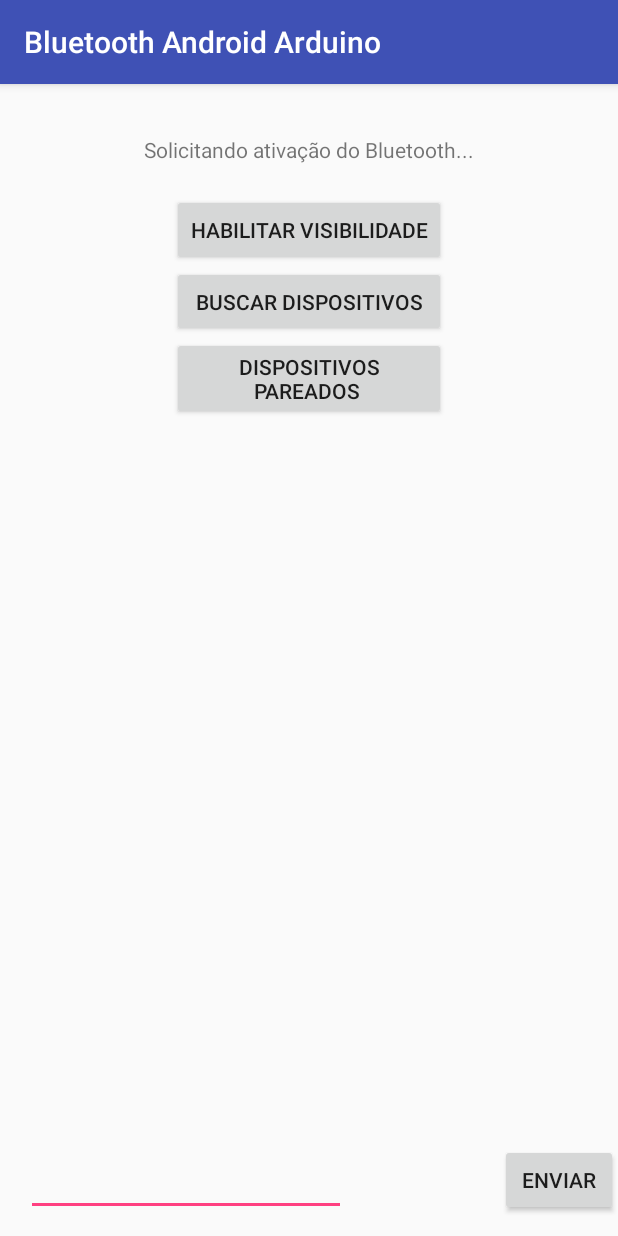
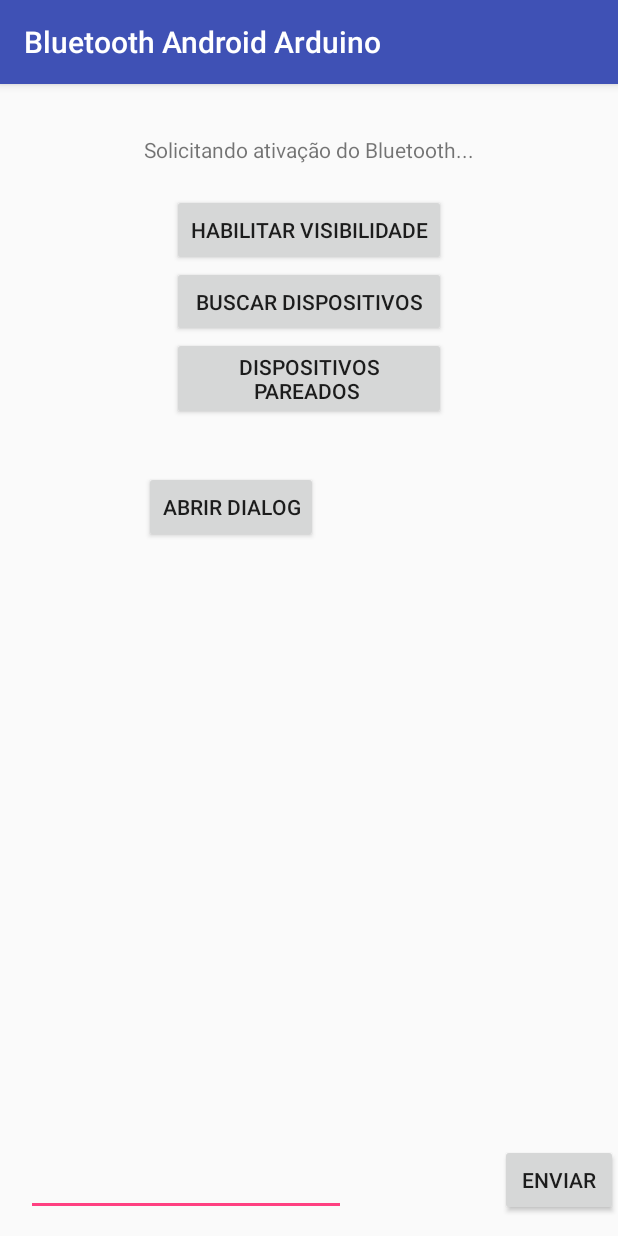
Before and after one commit to naeliofreires/android-bluetooth-arduino, an Android app: the screen it shows after launch (MainActivity), on a phone screen of 412 x 824 dp. Run offline under Robolectric (Android 15) with nearby library versions, the phone set to English and light mode, and no system bars.

Commit message:
inserindo alert dialog para conexão via bluetooth

```diff
--- a/app/src/main/java/com/br/ufc/bluetooth_android_arduino/MainActivity.java
+++ b/app/src/main/java/com/br/ufc/bluetooth_android_arduino/MainActivity.java
@@ -1,22 +1,27 @@
 package com.br.ufc.bluetooth_android_arduino;
 
 import android.bluetooth.BluetoothAdapter;
+import android.content.DialogInterface;
 import android.content.Intent;
 import android.os.Bundle;
 import android.os.Handler;
 import android.os.Message;
+import android.support.v7.app.AlertDialog;
 import android.support.v7.app.AppCompatActivity;
 import android.view.View;
+import android.widget.ArrayAdapter;
 import android.widget.Button;
 import android.widget.EditText;
 import android.widget.TextView;
+import android.widget.Toast;
 
 public class MainActivity extends AppCompatActivity {
 
-    //  Valores serão utilizados durante o processo de habilitação do bluetooth.
+    /***********************************************/
     public static int ENABLE_BLUETOOTH = 1;
     public static int SELECT_PAIRED_DEVICE = 2;
     public static int SELECT_DISCOVERED_DEVICE = 3;
+    /***********************************************/
 
     /**
      * Show The Message
@@ -30,17 +35,56 @@ public class MainActivity extends AppCompatActivity {
     private Button buttonProcurarDispositivos;
     private Button buttonHabilitarVisibilidade;
     private Button buttonEnviarMensagem;
+    private Button buttonOpenDialog;
 
     /**
      * ConnectionThread
      */
     private ConnectionThread connect;
 
+    /**
+     * AlertDialog
+     */
+    private AlertDialog.Builder dialogForConnectionBluetooth;
+
+    /**
+     *
+     * @param savedInstanceState
+     */
     @Override
     protected void onCreate(Bundle savedInstanceState) {
         super.onCreate(savedInstanceState);
         setContentView(R.layout.activity_main);
 
+        /**
+         * Alert Dialog
+         */
+        this.buttonOpenDialog = findViewById(R.id.buttonOpenDialog);
+
+        this.buttonOpenDialog.setOnClickListener(new View.OnClickListener() {
+            @Override
+            public void onClick(View view) {
+
+                dialogForConnectionBluetooth = new AlertDialog.Builder(MainActivity.this);
+                dialogForConnectionBluetooth.setTitle("Conecte-se ao bluetooth...");
+                dialogForConnectionBluetooth.setCancelable(false);
+                dialogForConnectionBluetooth.setIcon(R.drawable.ic_launcher_background);
+
+                dialogForConnectionBluetooth.setNeutralButton("Cancelar", new DialogInterface.OnClickListener() {
+                    @Override
+                    public void onClick(DialogInterface dialog, int which) {
+                        Toast.makeText(getApplicationContext(),"É necessário realizar uma conexão...",Toast.LENGTH_SHORT).show();
+                    }
+                });
+
+                dialogForConnectionBluetooth.create();
+                dialogForConnectionBluetooth.show();
+            }
+        });
+
+        /**
+         *
+         */
         this.statusMessage = findViewById(R.id.statusMensagem);
 
         final BluetoothAdapter btAdapter = BluetoothAdapter.getDefaultAdapter();
@@ -187,7 +231,7 @@ public class MainActivity extends AppCompatActivity {
     }
 
     /**
-     *
+     *  Handler
      */
     public static Handler handler = new Handler() {
         @Override
--- a/app/src/main/java/com/br/ufc/bluetooth_android_arduino/ProcurarDispositivosActivity.java
+++ b/app/src/main/java/com/br/ufc/bluetooth_android_arduino/ProcurarDispositivosActivity.java
@@ -9,10 +9,9 @@ import android.content.Context;
 import android.content.Intent;
 import android.content.IntentFilter;
 import android.content.pm.PackageManager;
+import android.os.Bundle;
 import android.support.v4.app.ActivityCompat;
 import android.support.v4.content.ContextCompat;
-import android.support.v7.app.AppCompatActivity;
-import android.os.Bundle;
 import android.view.View;
 import android.widget.ArrayAdapter;
 import android.widget.ListView;
--- a/app/src/main/res/layout/activity_main.xml
+++ b/app/src/main/res/layout/activity_main.xml
@@ -85,4 +85,14 @@
         android:layout_toRightOf="@+id/statusMensagem"
         android:text="Enviar" />
 
+    <Button
+        android:id="@+id/buttonOpenDialog"
+        android:layout_width="wrap_content"
+        android:layout_height="wrap_content"
+        android:layout_alignLeft="@+id/statusMensagem"
+        android:layout_alignStart="@+id/statusMensagem"
+        android:layout_below="@+id/buttonDispositivosPareados"
+        android:layout_marginTop="34dp"
+        android:text="abrir dialog" />
+
 </RelativeLayout>
```
